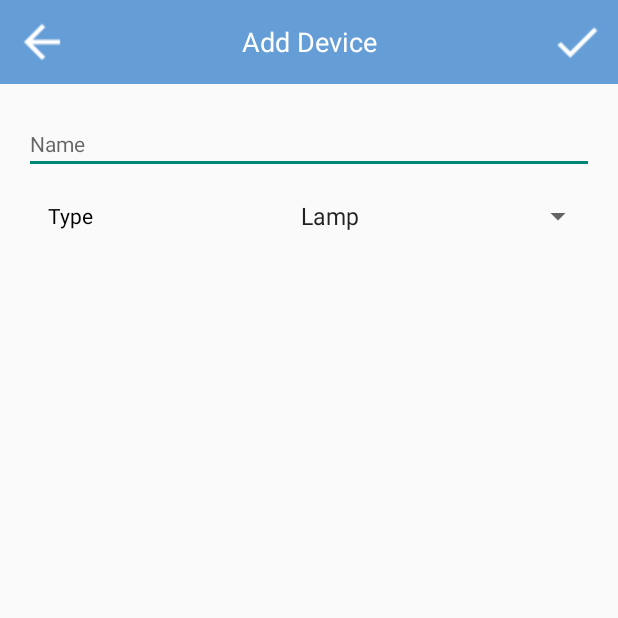
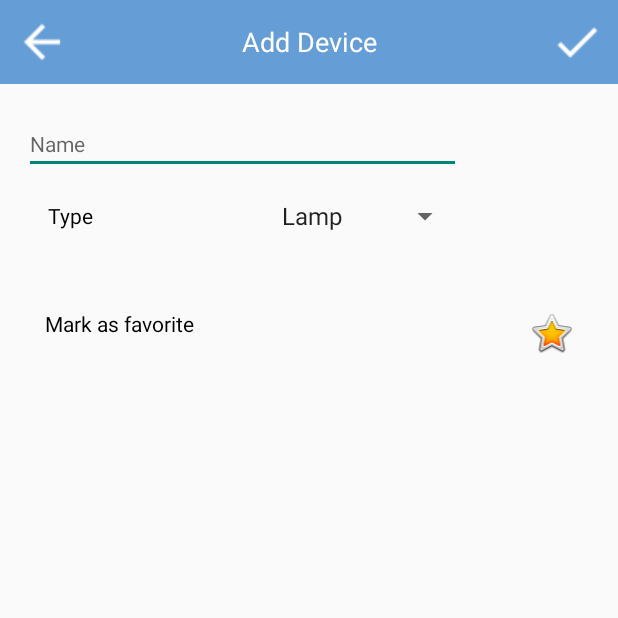
Before and after one commit to cguzzetti/HCI-mobile, an Android app: the AddDevice screen opened directly, with no data from a screen before it, on a phone screen of 412 x 824 dp, the top half of it. Run offline under Robolectric (Android 15) with nearby library versions, the phone set to English and light mode, and no system bars.

Commit message:
device name can

```diff
--- a/app/src/main/res/layout/add_device.xml
+++ b/app/src/main/res/layout/add_device.xml
@@ -1,11 +1,11 @@
 <?xml version="1.0" encoding="utf-8"?>
-<android.support.constraint.ConstraintLayout
-    xmlns:android="http://schemas.android.com/apk/res/android"
+<android.support.constraint.ConstraintLayout xmlns:android="http://schemas.android.com/apk/res/android"
+    xmlns:app="http://schemas.android.com/apk/res-auto"
+    xmlns:tools="http://schemas.android.com/tools"
     android:layout_width="match_parent"
     android:layout_height="match_parent">
 
-    <android.support.constraint.ConstraintLayout
-        xmlns:android="http://schemas.android.com/apk/res/android"
+    <android.support.constraint.ConstraintLayout xmlns:android="http://schemas.android.com/apk/res/android"
         xmlns:app="http://schemas.android.com/apk/res-auto"
         android:id="@+id/constraintLayout"
         android:layout_width="match_parent"
@@ -91,9 +91,8 @@
                 android:id="@+id/table_row_type"
                 android:layout_width="match_parent"
                 android:layout_height="match_parent"
-                android:layout_weight="10"
                 android:layout_marginTop="@dimen/activity_horizontal_margin"
-                >
+                android:layout_weight="10">
 
                 <LinearLayout
                     android:id="@+id/row2"
@@ -116,16 +115,48 @@
 
                     <Spinner
                         android:id="@+id/type"
-                        android:layout_width="match_parent"
+                        android:layout_width="188dp"
                         android:layout_height="match_parent"
                         android:layout_weight="20"
-                        android:textAlignment="center"/>
+                        android:textAlignment="center" />
 
                 </LinearLayout>
+            </TableRow>
+
+            <TableRow>
+
+                <TextView
+                    android:layout_width="wrap_content"
+                    android:layout_height="@dimen/favorite_space" />
+            </TableRow>
+
+            <TableRow>
+
+                <TextView
+                    android:id="@+id/textView"
+                    android:layout_width="149dp"
+                    android:layout_height="wrap_content"
+                    android:gravity="center_vertical"
+                    android:paddingStart="@dimen/name"
+                    android:text="@string/mark_favorite"
+                    android:textColor="@android:color/background_dark" />
+
+                <ImageView
+                    android:id="@+id/favButton"
+                    android:layout_width="wrap_content"
+                    android:layout_height="wrap_content"
+                    android:src="@android:drawable/btn_star_big_on" />
+
             </TableRow>
         </TableLayout>
 
     </android.support.constraint.ConstraintLayout>
 
+    <android.support.constraint.Barrier
+        android:id="@+id/barrier2"
+        android:layout_width="wrap_content"
+        android:layout_height="wrap_content"
+        app:barrierDirection="top" />
+
 
 </android.support.constraint.ConstraintLayout>
--- a/app/src/main/res/values/dimens.xml
+++ b/app/src/main/res/values/dimens.xml
@@ -9,4 +9,6 @@
     <dimen name="floating_margin">53dip</dimen>
     <dimen name="column_width">100dp</dimen>
     <dimen name="title">40dp</dimen>
+    <dimen name="favorite_space">50dp</dimen>
+    <dimen name="favorite_alignment"> 20dp</dimen>
 </resources>
--- a/app/src/main/res/values/strings.xml
+++ b/app/src/main/res/values/strings.xml
@@ -33,7 +33,7 @@
     <string name="notification_settings">Notification settings</string>
     <string name="help_title">Help</string>
     <string name="send_confirmation">Message sent</string>
-    <string name="device_name_error"> Device name can't be empty </string>
+    <string name="device_name_error"> Device name can\'t be empty </string>
     <string name="added_successfully"> Device added successfully </string>
-
+    <string name="mark_favorite"> Mark as favorite </string>
 </resources>
```
